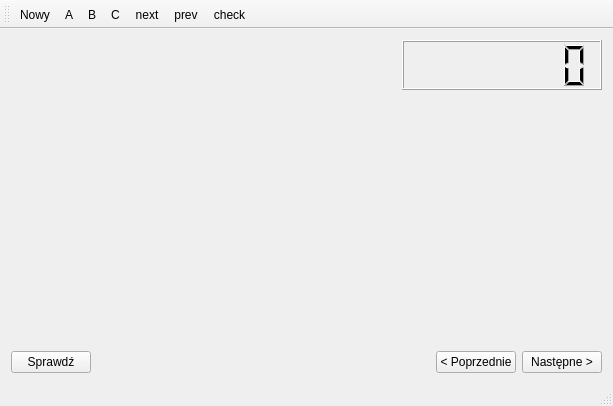
The window that engineerexam.ui (ppkt/EngineerExam) describes before a commit, drawn with Qt 5.
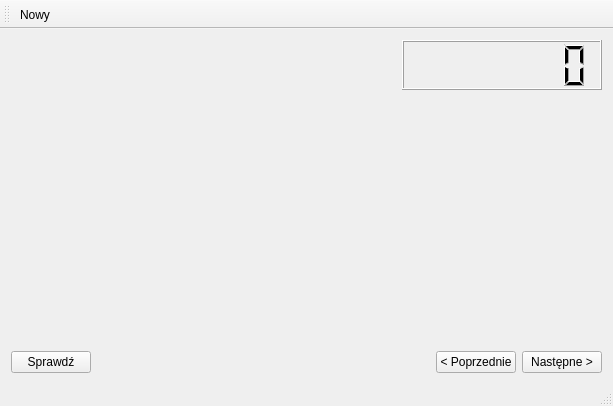
The same window after the commit. Custom widgets are drawn as their Qt base class.

```diff
--- a/engineerexam.ui
+++ b/engineerexam.ui
@@ -111,12 +111,6 @@
     <bool>false</bool>
    </attribute>
    <addaction name="actionNowy"/>
-   <addaction name="actionA"/>
-   <addaction name="actionB"/>
-   <addaction name="actionC"/>
-   <addaction name="actionNext"/>
-   <addaction name="actionPrev"/>
-   <addaction name="actionCheck"/>
   </widget>
   <widget class="QStatusBar" name="statusBar"/>
   <action name="actionNowy">
```
Left out of the diff: 5 changed lines with no effect on the pictures.
